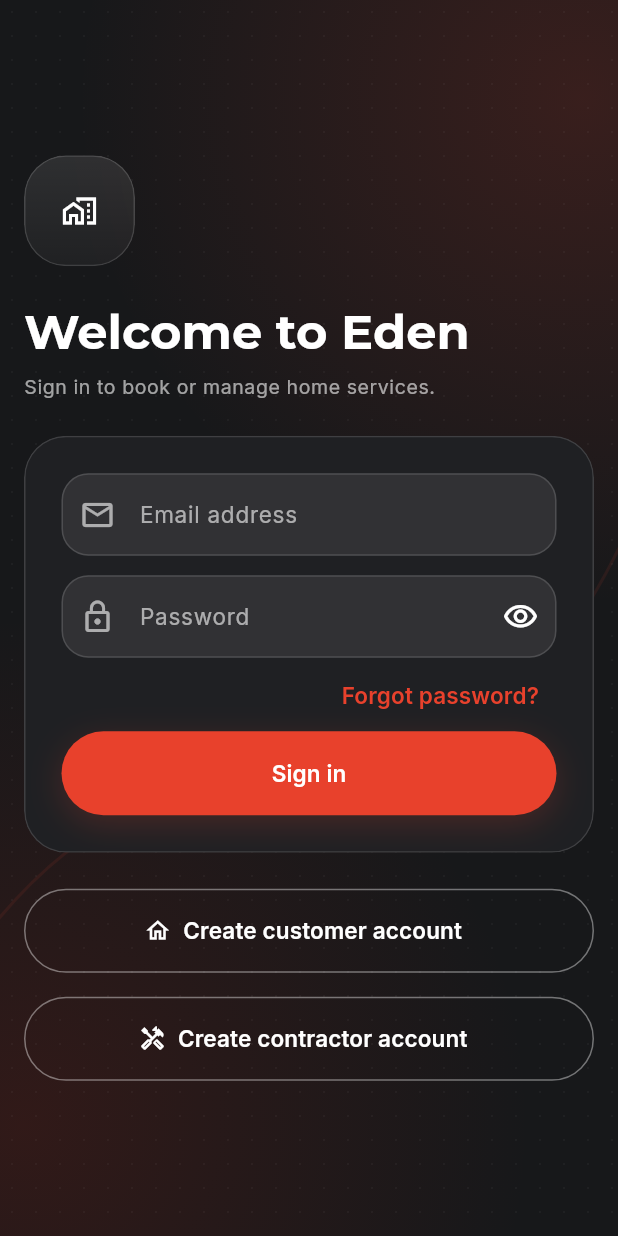
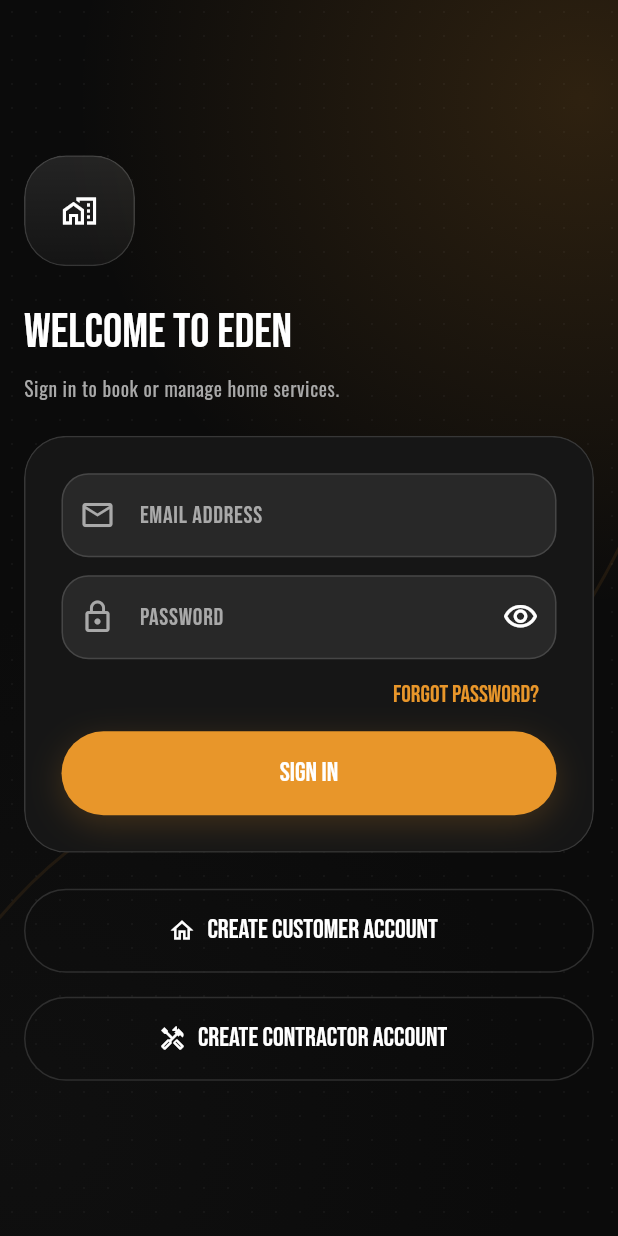
Before and after one commit to DevsropeAI/Edenproject, a Flutter app: the screen it shows after launch, on a phone screen of 412 x 824 dp. Run offline on Flutter 3.47's test engine with Material 3 defaults, Android fonts, the phone set to English and light mode, and no system bars; our stand-ins replace dio, flutter_map, flutter_riverpod, flutter_secure_storage, freezed_annotation, geolocator and 5 more; missing offline and left inert: dart:js_interop; generated files the repository leaves out were written again.

Commit message:
updated UI design color combo and banas neue font with oswald text

```diff
--- /dev/null
+++ b/devtools_options.yaml
@@ -0,0 +1,3 @@
+description: This file stores settings for Dart & Flutter DevTools.
+documentation: https://docs.flutter.dev/tools/devtools/extensions#configure-extension-enablement-states
+extensions:
--- a/lib/core/theme/app_colors.dart
+++ b/lib/core/theme/app_colors.dart
@@ -1,34 +1,34 @@
 import 'package:flutter/material.dart';
 
 class AppColors {
-  static const Color primary = Color(0xFF2E7D32); // Eden Green
-  static const Color primaryDark = Color(0xFF1B5E20);
-  static const Color secondary = Color(0xFF00897B); // Teal
-  static const Color background = Color(0xFFF5F7FA);
-  static const Color surface = Colors.white;
-  static const Color textPrimary = Color(0xFF1E293B);
-  static const Color textSecondary = Color(0xFF64748B);
-  static const Color error = Color(0xFFE53935);
-  static const Color border = Color(0xFFE2E8F0);
+  static const Color primary = Color(0xFFE8962A); // Orange Accent
+  static const Color primaryDark = Color(0xFFC97A12); // Pressed Orange
+  static const Color secondary = Color(0xFFA9A9A9); // Muted Gray
+  static const Color background = Color(0xFF0B0B0B); // Near Black
+  static const Color surface = Color(0xFF161616); // Dark Gray
+  static const Color textPrimary = Color(0xFFFFFFFF); // White
+  static const Color textSecondary = Color(0xFFA9A9A9); // Muted Gray
+  static const Color error = Color(0xFFCF6679); // Error Red
+  static const Color border = Color(0xFF2E2E2E); // Border
 }
 
 abstract final class EdenDarkColors {
-  static const background = Color(0xFF17181A);
-  static const deep = Color(0xFF0F1012);
-  static const surface = Color(0xFF1F2023);
-  static const accent = Color(0xFFE8412C);
-  static const pressed = Color(0xFFC9341F);
-  static const maroon = Color(0xFF8E1F12);
+  static const background = Color(0xFF0B0B0B);
+  static const deep = Color(0xFF000000);
+  static const surface = Color(0xFF161616);
+  static const accent = Color(0xFFE8962A);
+  static const pressed = Color(0xFFC97A12);
+  static const maroon = Color(0xFF202020);
   static const text = Colors.white;
-  static const secondary = Color(0x99FFFFFF);
+  static const secondary = Color(0xFFA9A9A9);
   static const disabled = Color(0x59FFFFFF);
   static const glass = Color(0x14FFFFFF);
   static const strongGlass = Color(0x24FFFFFF);
   static const glassTop = Color(0x1AFFFFFF);
   static const glassBottom = Color(0x0AFFFFFF);
-  static const outline = Color(0x66FFFFFF);
+  static const outline = Color(0xFF2E2E2E);
   static const grain = Color(0x09FFFFFF);
   static const success = Color(0xFF4ADE80);
   static const warning = Color(0xFFF5A524);
-  static const error = Color(0xFFFF6B7A);
+  static const error = Color(0xFFCF6679);
 }
--- a/lib/core/theme/app_dark_theme.dart
+++ b/lib/core/theme/app_dark_theme.dart
@@ -1,5 +1,5 @@
 import 'package:flutter/material.dart';
-
+import 'package:google_fonts/google_fonts.dart';
 import 'app_colors.dart';
 import 'app_spacing.dart';
 import 'app_typography.dart';
@@ -16,21 +16,32 @@ abstract final class EdenDarkTheme {
       onSurface: EdenDarkColors.text,
       error: EdenDarkColors.error,
     );
+
+    final fontFamily = GoogleFonts.bebasNeue().fontFamily;
+
     final base = ThemeData(
       useMaterial3: true,
       colorScheme: colors,
+      fontFamily: fontFamily,
+      fontFamilyFallback: const ['NotoNastaliqUrdu'],
       textTheme: EdenTypography.textTheme,
       scaffoldBackgroundColor: EdenDarkColors.background,
     );
+
     OutlineInputBorder border(Color color) => OutlineInputBorder(
       borderRadius: BorderRadius.circular(EdenRadius.field),
       borderSide: BorderSide(color: color),
     );
+
     return base.copyWith(
-      appBarTheme: const AppBarTheme(
+      appBarTheme: AppBarTheme(
         backgroundColor: Colors.transparent,
         centerTitle: true,
         elevation: 0,
+        titleTextStyle: GoogleFonts.bebasNeue(
+          color: EdenDarkColors.text,
+          fontSize: 22,
+        ),
       ),
       inputDecorationTheme: InputDecorationTheme(
         filled: true,
@@ -42,11 +53,12 @@ abstract final class EdenDarkTheme {
         focusedBorder: border(EdenDarkColors.accent),
         errorBorder: border(EdenDarkColors.error),
         focusedErrorBorder: border(EdenDarkColors.error),
-        labelStyle: const TextStyle(color: EdenDarkColors.secondary),
+        labelStyle: GoogleFonts.bebasNeue(color: EdenDarkColors.secondary),
         prefixIconColor: EdenDarkColors.secondary,
       ),
       filledButtonTheme: FilledButtonThemeData(
         style: ButtonStyle(
+          textStyle: WidgetStatePropertyAll(GoogleFonts.bebasNeue(fontSize: 18)),
           minimumSize: const WidgetStatePropertyAll(
             Size(48, EdenSpacing.control),
           ),
@@ -66,16 +78,18 @@ abstract final class EdenDarkTheme {
           minimumSize: const Size(48, EdenSpacing.control),
           side: const BorderSide(color: EdenDarkColors.outline),
           shape: const StadiumBorder(),
+          textStyle: GoogleFonts.bebasNeue(fontSize: 18),
         ),
       ),
       textButtonTheme: TextButtonThemeData(
         style: TextButton.styleFrom(
           minimumSize: const Size(48, EdenSpacing.target),
+          textStyle: GoogleFonts.bebasNeue(fontSize: 16),
         ),
       ),
       snackBarTheme: SnackBarThemeData(
         backgroundColor: EdenDarkColors.surface,
-        contentTextStyle: base.textTheme.bodyMedium,
+        contentTextStyle: GoogleFonts.bebasNeue(color: EdenDarkColors.text),
         behavior: SnackBarBehavior.floating,
         shape: RoundedRectangleBorder(
           borderRadius: BorderRadius.circular(EdenRadius.field),
@@ -83,6 +97,8 @@ abstract final class EdenDarkTheme {
       ),
       dialogTheme: DialogThemeData(
         backgroundColor: EdenDarkColors.surface,
+        titleTextStyle: GoogleFonts.bebasNeue(fontSize: 22, color: EdenDarkColors.text),
+        contentTextStyle: GoogleFonts.bebasNeue(fontSize: 16, color: EdenDarkColors.text),
         shape: RoundedRectangleBorder(
           borderRadius: BorderRadius.circular(EdenRadius.card),
           side: const BorderSide(color: EdenDarkColors.strongGlass),
@@ -97,6 +113,12 @@ abstract final class EdenDarkTheme {
           ),
         ),
       ),
+      navigationBarTheme: NavigationBarThemeData(
+        labelTextStyle: WidgetStatePropertyAll(
+          GoogleFonts.bebasNeue(fontSize: 14, color: EdenDarkColors.text),
+        ),
+      ),
+      textTheme: EdenTypography.textTheme,
     );
   }
 }
--- a/lib/core/theme/app_theme.dart
+++ b/lib/core/theme/app_theme.dart
@@ -4,36 +4,52 @@ import 'app_colors.dart';
 
 class AppTheme {
   static ThemeData get lightTheme {
-    // 1. Use Flutter's standard text theme and apply the Google Font family
-    final textTheme = ThemeData.light().textTheme.apply(
-      fontFamily: GoogleFonts.inter().fontFamily,
-      bodyColor: AppColors.textPrimary,
-      displayColor: AppColors.textPrimary,
-    );
-
     return ThemeData(
       useMaterial3: true,
+      brightness: Brightness.dark,
+
+      // Apply Inter globally
+      fontFamily: 'Inter',
+      fontFamilyFallback: const ['NotoNastaliqUrdu'],
+
       colorScheme: ColorScheme.fromSeed(
         seedColor: AppColors.primary,
         primary: AppColors.primary,
         secondary: AppColors.secondary,
         surface: AppColors.surface,
         error: AppColors.error,
+        brightness: Brightness.dark,
       ),
-      textTheme: textTheme,
+
       scaffoldBackgroundColor: AppColors.background,
-      appBarTheme: const AppBarTheme(
+
+      textTheme: TextTheme(
+        displayLarge: GoogleFonts.bebasNeue(fontSize: 40, color: AppColors.textPrimary),
+        displayMedium: GoogleFonts.bebasNeue(fontSize: 32, color: AppColors.textPrimary),
+        displaySmall: GoogleFonts.bebasNeue(fontSize: 28, color: AppColors.textPrimary),
+        headlineLarge: GoogleFonts.bebasNeue(fontSize: 24, color: AppColors.textPrimary),
+        headlineMedium: GoogleFonts.bebasNeue(fontSize: 20, color: AppColors.textPrimary),
+        titleLarge: GoogleFonts.bebasNeue(fontSize: 18, color: AppColors.textPrimary),
+
+        bodyLarge: GoogleFonts.inter(fontSize: 16, color: AppColors.textPrimary),
+        bodyMedium: GoogleFonts.inter(fontSize: 14, color: AppColors.textPrimary),
+        bodySmall: GoogleFonts.inter(fontSize: 12, color: AppColors.textSecondary),
+
+        labelLarge: GoogleFonts.inter(fontSize: 14, color: AppColors.textPrimary, fontWeight: FontWeight.w600),
+      ),
+
+      appBarTheme: AppBarTheme(
         backgroundColor: AppColors.surface,
         elevation: 0,
         centerTitle: true,
-        iconTheme: IconThemeData(color: AppColors.textPrimary),
-        titleTextStyle: TextStyle(
+        iconTheme: const IconThemeData(color: AppColors.textPrimary),
+        titleTextStyle: GoogleFonts.bebasNeue(
           color: AppColors.textPrimary,
-          fontSize: 18,
+          fontSize: 24,
           fontWeight: FontWeight.w600,
-          fontFamily: 'Inter', // Explicitly set for AppBar
         ),
       ),
+
       inputDecorationTheme: InputDecorationTheme(
         filled: true,
         fillColor: AppColors.surface,
@@ -55,15 +71,19 @@ class AppTheme {
           borderSide: const BorderSide(color: AppColors.error),
         ),
       ),
+
       elevatedButtonTheme: ElevatedButtonThemeData(
         style: ElevatedButton.styleFrom(
           backgroundColor: AppColors.primary,
-          foregroundColor: Colors.white,
+          foregroundColor: const Color(0xFF111111),
           minimumSize: const Size(double.infinity, 54),
           shape: RoundedRectangleBorder(
             borderRadius: BorderRadius.circular(12),
           ),
-          textStyle: const TextStyle(fontSize: 16, fontWeight: FontWeight.w600, fontFamily: 'Inter'),
+          textStyle: GoogleFonts.bebasNeue(
+            fontSize: 18,
+            fontWeight: FontWeight.w600,
+          ),
         ),
       ),
     );
--- a/lib/core/theme/app_typography.dart
+++ b/lib/core/theme/app_typography.dart
@@ -1,35 +1,35 @@
 import 'package:flutter/material.dart';
 import 'package:google_fonts/google_fonts.dart';
-
 import 'app_colors.dart';
 
+extension UppercaseText on String {
+  String get upper => toUpperCase();
+}
+
 abstract final class EdenTypography {
-  static TextTheme get textTheme => ThemeData.dark().textTheme
-      .apply(fontFamily: GoogleFonts.inter().fontFamily)
-      .copyWith(
-        headlineLarge: GoogleFonts.montserrat(
-          fontSize: 32,
-          fontWeight: FontWeight.w700,
-        ),
-        titleLarge: GoogleFonts.montserrat(
-          fontSize: 22,
-          fontWeight: FontWeight.w600,
-        ),
-        bodyLarge: GoogleFonts.inter(fontSize: 15),
-        bodyMedium: GoogleFonts.inter(fontSize: 14),
-        bodySmall: GoogleFonts.inter(
-          fontSize: 13,
-          color: EdenDarkColors.secondary,
-        ),
-        labelLarge: GoogleFonts.inter(
-          fontSize: 15,
-          fontWeight: FontWeight.w600,
-        ),
-      );
+  static final _displayFont = GoogleFonts.bebasNeue().fontFamily;
+  static final _bodyFont = GoogleFonts.oswald().fontFamily;
 
-  static TextStyle get amount => GoogleFonts.inter(
+  static TextTheme get textTheme => ThemeData.dark().textTheme.apply(
+    fontFamily: _bodyFont,
+    fontFamilyFallback: const ['NotoNastaliqUrdu'],
+  ).copyWith(
+    displayLarge: GoogleFonts.bebasNeue(fontSize: 40, color: AppColors.textPrimary),
+    displayMedium: GoogleFonts.bebasNeue(fontSize: 32, color: AppColors.textPrimary),
+    displaySmall: GoogleFonts.bebasNeue(fontSize: 28, color: AppColors.textPrimary),
+    headlineLarge: GoogleFonts.bebasNeue(fontSize: 32, color: AppColors.textPrimary),
+    headlineMedium: GoogleFonts.bebasNeue(fontSize: 24, color: AppColors.textPrimary),
+    titleLarge: GoogleFonts.bebasNeue(fontSize: 22, color: AppColors.textPrimary),
+    titleMedium: GoogleFonts.bebasNeue(fontSize: 18, color: AppColors.textPrimary),
+    bodyLarge: GoogleFonts.oswald(fontSize: 16, color: AppColors.textPrimary),
+    bodyMedium: GoogleFonts.oswald(fontSize: 14, color: AppColors.textPrimary),
+    bodySmall: GoogleFonts.oswald(fontSize: 13, color: AppColors.textSecondary),
+    labelLarge: GoogleFonts.bebasNeue(fontSize: 15, color: AppColors.textPrimary),
+  );
+
+  static TextStyle get amount => GoogleFonts.oswald(
     fontSize: 24,
-    fontWeight: FontWeight.w600,
+    color: AppColors.textPrimary,
     fontFeatures: const [FontFeature.tabularFigures()],
   );
 }
```
Also changed, not shown: 2 other files.
